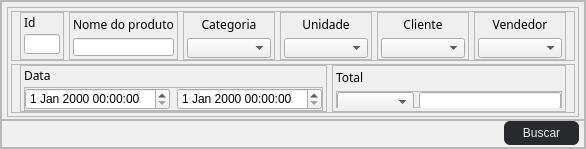
Before: the Qt Designer form src/gui/ui/windows/ui_file/busca_personalizada.ui in NdondaDaniel2020/SalesManagement, drawn with Qt 5.
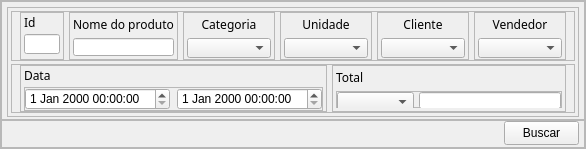
After: the same form once the commit is applied.

Commit message: ajuste no estilo do painel de busca personalizada

The edit to the form file:
```diff
--- a/src/gui/ui/windows/ui_file/busca_personalizada.ui
+++ b/src/gui/ui/windows/ui_file/busca_personalizada.ui
@@ -1082,18 +1082,7 @@
             </size>
            </property>
            <property name="styleSheet">
-            <string notr="true">QPushButton {
-    color: rgb(233, 234, 236);
-    background-color: rgb(40, 41, 45);
-	border: none;
-	border-radius: 6px;
-}
- QPushButton:hover {
- 	background-color: rgb(49, 50, 55)
- }
-QPushButton:pressed {
- 	background-color: rgb(38, 39, 43);
-}</string>
+            <string notr="true"/>
            </property>
            <property name="text">
             <string>Buscar</string>
```
Left out of the diff: 26 changed lines with no effect on the pictures.
